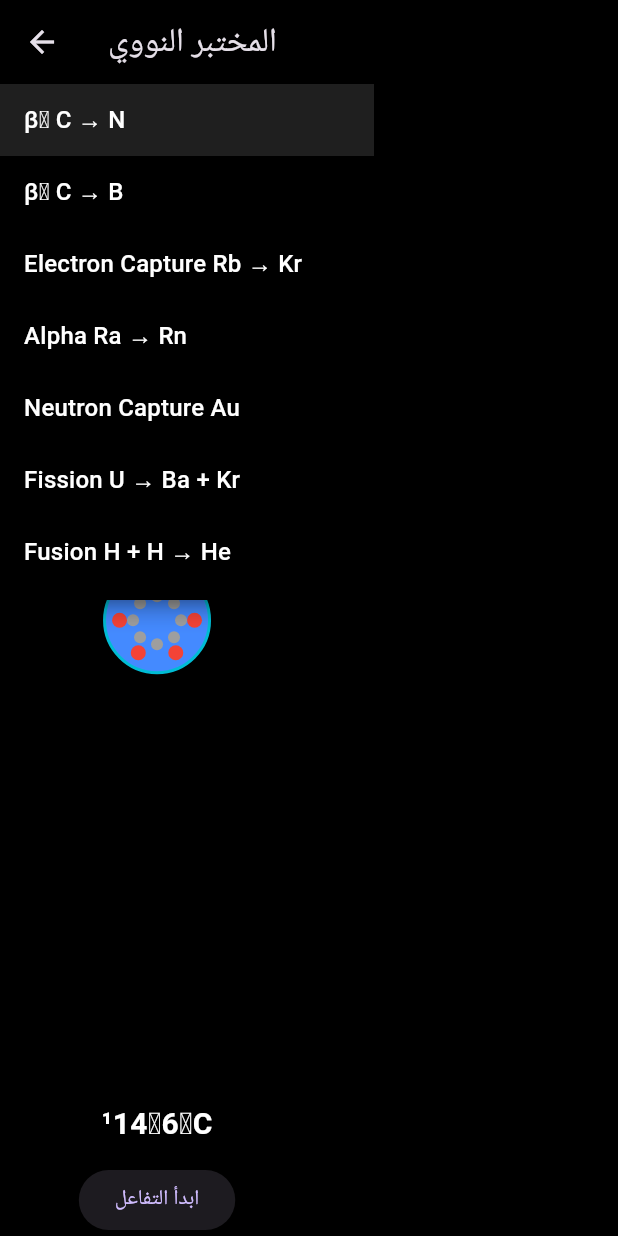
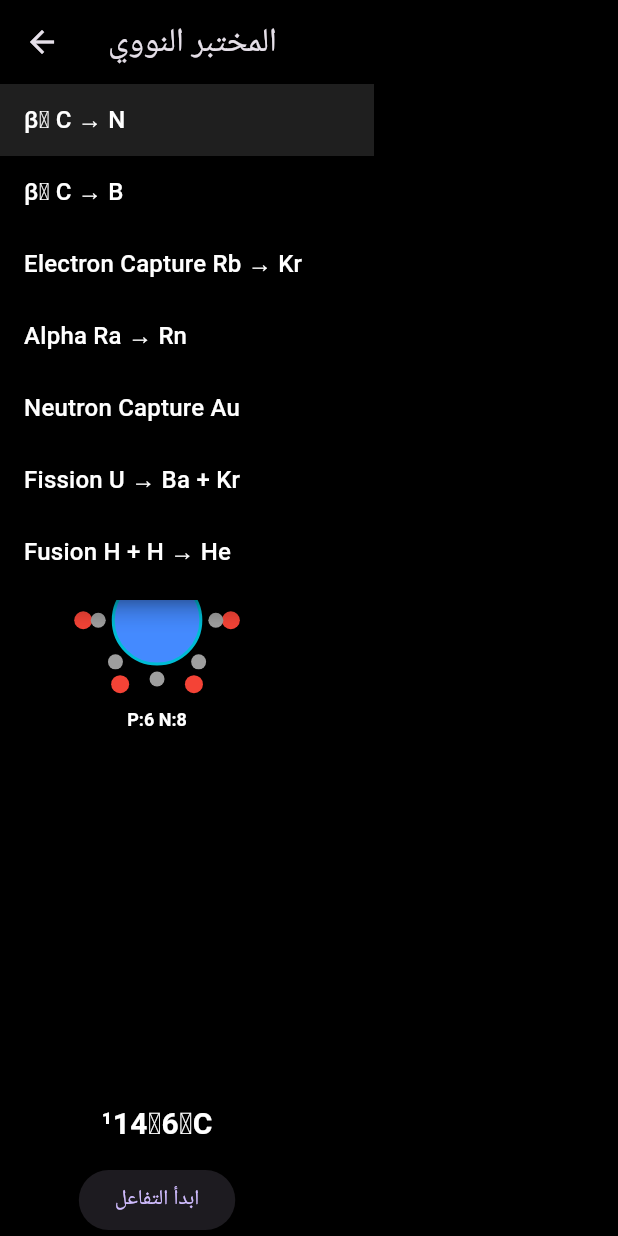
Before and after one commit to 6838gamal/chem-highschool-3rd, a Flutter app: the BondingScreen screen opened directly, after a tap on "β⁻ C → N", on a phone screen of 412 x 824 dp. Run offline on Flutter 3.47's test engine with Material 3 defaults, Android fonts, the phone set to English and light mode, and no system bars; our stand-ins replace fl_chart.

Commit message:
Improve nucleus visual representation and particle count accuracy
Update internal JavaScript build files with changes to rendering and object property handling.

Replit-Commit-Author: Agent
Replit-Commit-Session-Id: eb070695-6746-44c1-a7c5-7d8038d3c05c
Replit-Commit-Checkpoint-Type: full_checkpoint
Replit-Commit-Event-Id: 2045c71e-61b0-4f9f-bfe6-d15cae8e1001
Replit-Commit-Screenshot-Url: https://storage.googleapis.com/screenshot-production-us-central1/0f424a1a-0f7b-4639-a0bb-80509891ff8c/eb070695-6746-44c1-a7c5-7d8038d3c05c/FK3EsWX
Replit-Helium-Checkpoint-Created: true

```diff
--- a/lib/lessons/bonding_lesson.dart
+++ b/lib/lessons/bonding_lesson.dart
@@ -197,50 +197,35 @@ class NuclearPainter extends CustomPainter {
 
   @override
   void paint(Canvas canvas, Size size) {
-    final start = Offset(size.width * 0.05, size.height / 2);
-    final end = Offset(size.width * 0.95, size.height / 2);
+    final start = Offset(size.width * 0.1, size.height / 2);
+    final end = Offset(size.width * 0.9, size.height / 2);
 
-    // Linear smooth movement - no shake
+    // Linear smooth movement - no vibration
     final c = Offset.lerp(start, end, t)!;
 
     final current = _interpolateNucleus(before, after, t);
 
-    // Draw path/trajectory line
+    // Draw path/trajectory line - thin and subtle
     final pathPaint = Paint()
-      ..color = Colors.cyan.withOpacity(0.2)
-      ..strokeWidth = 2;
+      ..color = Colors.cyan.withOpacity(0.15)
+      ..strokeWidth = 1;
     canvas.drawLine(start, end, pathPaint);
 
-    // Enhanced glow effect - larger and more visible
-    double glowIntensity = 0.0;
-    if (t > 0.15 && t < 0.85) {
-      glowIntensity = sin((t - 0.15) * pi / 0.7) * 1.0;
+    // Subtle glow only during reaction
+    if (t > 0.3 && t < 0.7) {
+      double glowIntensity = sin((t - 0.3) * pi / 0.4) * 0.4;
+      final glowPaint = Paint()
+        ..color = Colors.orange.withOpacity(glowIntensity)
+        ..maskFilter = const MaskFilter.blur(BlurStyle.normal, 40);
+      canvas.drawCircle(c, 75, glowPaint);
     }
-    final glowPaint = Paint()
-      ..color = Colors.orange.withOpacity(glowIntensity)
-      ..maskFilter = const MaskFilter.blur(BlurStyle.normal, 50);
-
-    canvas.drawCircle(c, 80, glowPaint);
-
-    // Draw transition glow
-    double transitionGlow = 0.0;
-    if (t > 0.2 && t < 0.8) {
-      transitionGlow = sin((t - 0.2) * pi / 0.6) * 0.5;
-    }
-    final transitionPaint = Paint()
-      ..color = Colors.yellow.withOpacity(transitionGlow)
-      ..maskFilter = const MaskFilter.blur(BlurStyle.normal, 30);
-    canvas.drawCircle(c, 65, transitionPaint);
 
     _drawAtom(canvas, c, current);
     _drawParticles(canvas, c);
 
-    if (t > 0.5) {
+    if (t > 0.6) {
       _drawExplosion(canvas, c);
     }
-
-    // Draw progress indicator
-    _drawProgressTrail(canvas, start, c);
   }
 
   void _drawProgressTrail(Canvas canvas, Offset start, Offset current) {
@@ -258,38 +243,42 @@ class NuclearPainter extends CustomPainter {
   }
 
   void _drawAtom(Canvas canvas, Offset center, Nucleus n) {
-    // Draw nucleus core
-    canvas.drawCircle(center, 35, Paint()..color = Colors.blueAccent);
+    // Draw nucleus core with size proportional to mass
+    double coreRadius = 25 + (n.mass / 50) * 15;
+    canvas.drawCircle(center, coreRadius, Paint()..color = Colors.blueAccent);
 
     // Draw nucleus border
-    canvas.drawCircle(center, 35, Paint()
+    canvas.drawCircle(center, coreRadius, Paint()
       ..color = Colors.cyan
       ..style = PaintingStyle.stroke
       ..strokeWidth = 2);
 
-    // Draw protons (red) in outer ring
+    // Draw protons (red) - show count clearly
     for (int i = 0; i < n.protons; i++) {
       final angle = i * 2 * pi / max(1, n.protons);
-      final pos = center + Offset(cos(angle), sin(angle)) * 25;
-      canvas.drawCircle(pos, 5, Paint()..color = Colors.red);
-      // Add proton label
-      final textPainter = TextPainter(
-        text: const TextSpan(
-          text: '+',
-          style: TextStyle(color: Colors.red, fontSize: 8, fontWeight: FontWeight.bold),
-        ),
-        textDirection: TextDirection.ltr,
-      );
-      textPainter.layout();
-      textPainter.paint(canvas, pos - Offset(textPainter.width / 2, textPainter.height / 2));
+      final radius = coreRadius + 20;
+      final pos = center + Offset(cos(angle), sin(angle)) * radius;
+      canvas.drawCircle(pos, 6, Paint()..color = Colors.red);
     }
 
-    // Draw neutrons (grey) in inner ring
+    // Draw neutrons (grey) - show count clearly
     for (int i = 0; i < n.neutrons; i++) {
       final angle = i * 2 * pi / max(1, n.neutrons);
-      final pos = center + Offset(cos(angle), sin(angle)) * 16;
-      canvas.drawCircle(pos, 4, Paint()..color = Colors.grey);
+      final radius = coreRadius + 10;
+      final pos = center + Offset(cos(angle), sin(angle)) * radius;
+      canvas.drawCircle(pos, 5, Paint()..color = Colors.grey);
     }
+
+    // Draw text with proton and neutron count
+    final textPainter = TextPainter(
+      text: TextSpan(
+        text: 'P:${n.protons} N:${n.neutrons}',
+        style: const TextStyle(color: Colors.white, fontSize: 12, fontWeight: FontWeight.bold),
+      ),
+      textDirection: TextDirection.ltr,
+    );
+    textPainter.layout();
+    textPainter.paint(canvas, center - Offset(textPainter.width / 2, -coreRadius - 30));
   }
 
   void _drawParticles(Canvas canvas, Offset center) {
```
Also changed, not shown: 3 other files.
